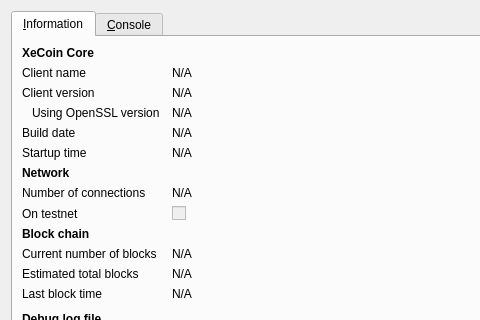
Before: the Qt Designer form src/qt/forms/rpcconsole.ui in xecoinofficial/Xecoin, drawn with Qt 5; both pictures show x 0 to 480 and y 0 to 320 of the 740 by 450 pixel window.
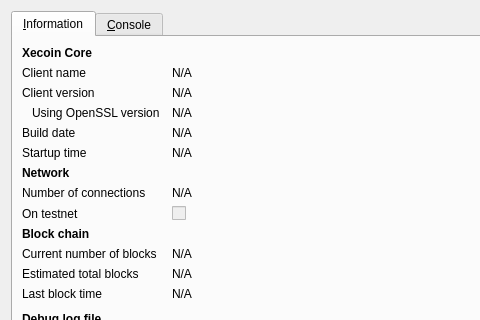
After: the same form once the commit is applied. Icons and pictures are not drawn.

Patch:
```diff
--- a/src/qt/forms/rpcconsole.ui
+++ b/src/qt/forms/rpcconsole.ui
@@ -36,7 +36,7 @@
           </font>
          </property>
          <property name="text">
-          <string>XeCoin Core</string>
+          <string>Xecoin Core</string>
          </property>
         </widget>
        </item>
```
Left out of the diff: 6 changed lines with no effect on the pictures.
